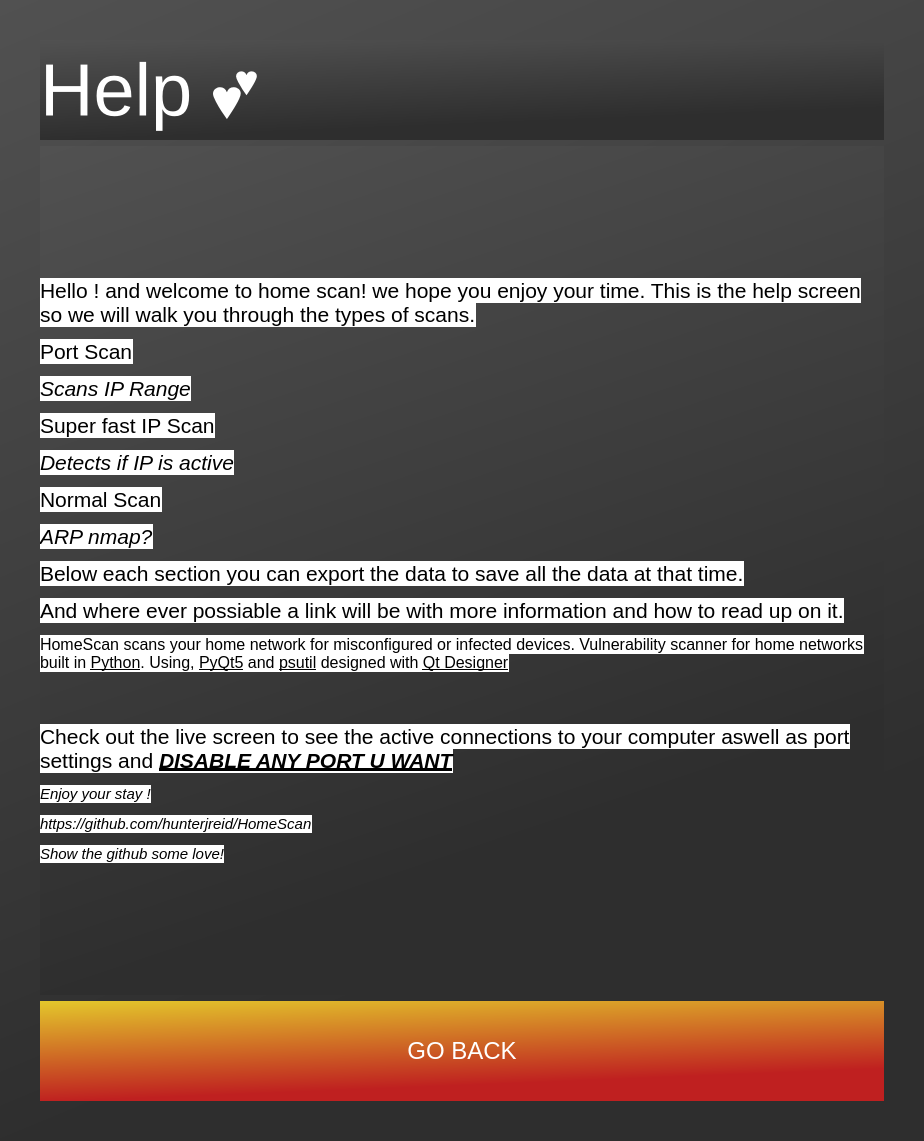
Qt form router/help.ui (hunterjreid/HomeScan) before a commit.
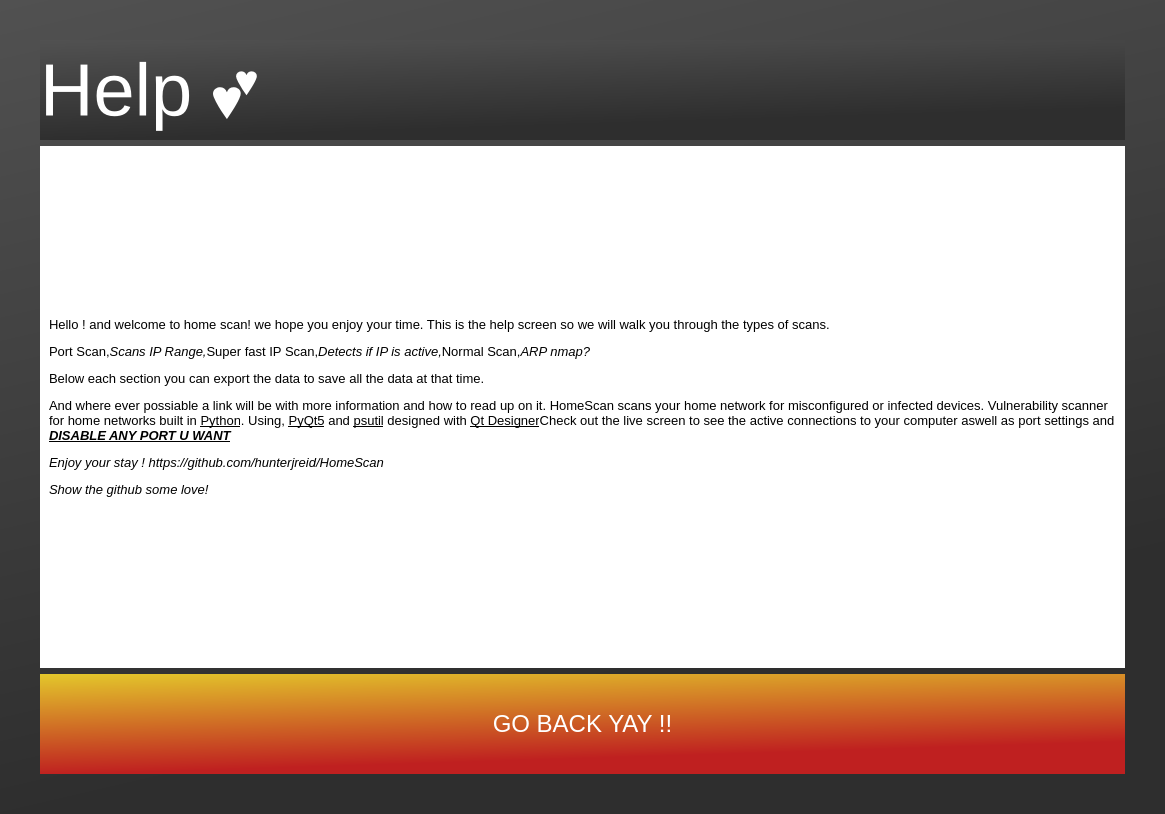
The same form after that commit.

```diff
--- a/router/help.ui
+++ b/router/help.ui
@@ -6,8 +6,8 @@
    <rect>
     <x>0</x>
     <y>0</y>
-    <width>924</width>
-    <height>1141</height>
+    <width>1165</width>
+    <height>814</height>
    </rect>
   </property>
   <property name="windowTitle">
@@ -54,21 +54,39 @@
          </widget>
         </item>
         <item>
+         <widget class="QFrame" name="frame">
+          <property name="styleSheet">
+           <string notr="true">background:white;</string>
+          </property>
+          <property name="frameShape">
+           <enum>QFrame::StyledPanel</enum>
+          </property>
+          <property name="frameShadow">
+           <enum>QFrame::Raised</enum>
+          </property>
+          <layout class="QHBoxLayout" name="horizontalLayout_2">
+           <item>
          <widget class="QLabel" name="Help_par2">
           <property name="maximumSize">
            <size>
-            <width>864</width>
+               <width>43234</width>
             <height>16777215</height>
            </size>
           </property>
+             <property name="styleSheet">
+              <string notr="true">background: white;</string>
+             </property>
           <property name="text">
-           <string>&lt;html&gt;&lt;head/&gt;&lt;body&gt;&lt;p&gt;&lt;span style=&quot; font-size:16pt; color:#000000; background-color:#ffffff;&quot;&gt;Hello ! and welcome to home scan! we hope you enjoy your time. This is the help screen so we will walk you through the types of scans.&lt;/span&gt;&lt;/p&gt;&lt;p&gt;&lt;span style=&quot; font-size:16pt; color:#000000; background-color:#ffffff;&quot;&gt;Port Scan&lt;/span&gt;&lt;/p&gt;&lt;p&gt;&lt;span style=&quot; font-size:16pt; font-style:italic; color:#000000; background-color:#ffffff;&quot;&gt;Scans IP Range&lt;/span&gt;&lt;/p&gt;&lt;p&gt;&lt;span style=&quot; font-size:16pt; color:#000000; background-color:#ffffff;&quot;&gt;Super fast IP Scan&lt;/span&gt;&lt;/p&gt;&lt;p&gt;&lt;span style=&quot; font-size:16pt; font-style:italic; color:#000000; background-color:#ffffff;&quot;&gt;Detects if IP is active&lt;/span&gt;&lt;/p&gt;&lt;p&gt;&lt;span style=&quot; font-size:16pt; color:#000000; background-color:#ffffff;&quot;&gt;Normal Scan&lt;/span&gt;&lt;/p&gt;&lt;p&gt;&lt;span style=&quot; font-size:16pt; font-style:italic; color:#000000; background-color:#ffffff;&quot;&gt;ARP nmap?&lt;/span&gt;&lt;/p&gt;&lt;p&gt;&lt;span style=&quot; font-size:16pt; color:#000000; background-color:#ffffff;&quot;&gt;Below each section you can export the data to save all the data at that time.&lt;/span&gt;&lt;/p&gt;&lt;p&gt;&lt;span style=&quot; font-size:16pt; color:#000000; background-color:#ffffff;&quot;&gt;And where ever possiable a link will be with more information and how to read up on it.&lt;/span&gt;&lt;/p&gt;&lt;p&gt;&lt;span style=&quot; font-family:'-apple-system,BlinkMacSystemFont,Segoe UI,Helvetica,Arial,sans-serif,Apple Color Emoji,Segoe UI Emoji'; font-size:16px; color:#000000; background-color:#ffffff;&quot;&gt;HomeScan scans your home network for misconfigured or infected devices. Vulnerability scanner for home networks built in &lt;/span&gt;&lt;a href=&quot;https://www.python.org/&quot;&gt;&lt;span style=&quot; font-family:'-apple-system,BlinkMacSystemFont,Segoe UI,Helvetica,Arial,sans-serif,Apple Color Emoji,Segoe UI Emoji'; font-size:16px; text-decoration: underline; color:#000000; background-color:#ffffff;&quot;&gt;Python&lt;/span&gt;&lt;/a&gt;&lt;span style=&quot; font-family:'-apple-system,BlinkMacSystemFont,Segoe UI,Helvetica,Arial,sans-serif,Apple Color Emoji,Segoe UI Emoji'; font-size:16px; color:#000000; background-color:#ffffff;&quot;&gt;. Using, &lt;/span&gt;&lt;a href=&quot;https://doc.qt.io/qtforpython/&quot;&gt;&lt;span style=&quot; font-family:'-apple-system,BlinkMacSystemFont,Segoe UI,Helvetica,Arial,sans-serif,Apple Color Emoji,Segoe UI Emoji'; font-size:16px; text-decoration: underline; color:#000000; background-color:#ffffff;&quot;&gt;PyQt5&lt;/span&gt;&lt;/a&gt;&lt;span style=&quot; font-family:'-apple-system,BlinkMacSystemFont,Segoe UI,Helvetica,Arial,sans-serif,Apple Color Emoji,Segoe UI Emoji'; font-size:16px; color:#000000; background-color:#ffffff;&quot;&gt; and &lt;/span&gt;&lt;a href=&quot;https://psutil.readthedocs.io/en/latest/&quot;&gt;&lt;span style=&quot; font-family:'-apple-system,BlinkMacSystemFont,Segoe UI,Helvetica,Arial,sans-serif,Apple Color Emoji,Segoe UI Emoji'; font-size:16px; text-decoration: underline; color:#000000; background-color:#ffffff;&quot;&gt;psutil&lt;/span&gt;&lt;/a&gt;&lt;span style=&quot; font-family:'-apple-system,BlinkMacSystemFont,Segoe UI,Helvetica,Arial,sans-serif,Apple Color Emoji,Segoe UI Emoji'; font-size:16px; color:#000000; background-color:#ffffff;&quot;&gt; designed with &lt;/span&gt;&lt;a href=&quot;https://build-system.fman.io/qt-designer-download&quot;&gt;&lt;span style=&quot; font-family:'-apple-system,BlinkMacSystemFont,Segoe UI,Helvetica,Arial,sans-serif,Apple Color Emoji,Segoe UI Emoji'; font-size:16px; text-decoration: underline; color:#000000; background-color:#ffffff;&quot;&gt;Qt Designer&lt;/span&gt;&lt;/a&gt;&lt;/p&gt;&lt;p&gt;&lt;span style=&quot; color:#000000;&quot;&gt;&lt;br/&gt;&lt;/span&gt;&lt;/p&gt;&lt;p&gt;&lt;span style=&quot; font-size:16pt; color:#000000; background-color:#ffffff;&quot;&gt;Check out the live screen to see the active connections to your computer aswell as port settings and &lt;/span&gt;&lt;span style=&quot; font-size:16pt; font-weight:600; font-style:italic; text-decoration: underline; color:#000000; background-color:#ffffff;&quot;&gt;DISABLE ANY PORT U WANT&lt;/span&gt;&lt;/p&gt;&lt;p&gt;&lt;span style=&quot; font-size:11pt; font-style:italic; color:#000000; background-color:#ffffff;&quot;&gt;Enjoy your stay !&lt;/span&gt;&lt;/p&gt;&lt;p&gt;&lt;span style=&quot; font-size:11pt; font-style:italic; color:#000000; background-color:#ffffff;&quot;&gt;https://github.com/hunterjreid/HomeScan&lt;/span&gt;&lt;/p&gt;&lt;p&gt;&lt;span style=&quot; font-size:11pt; font-style:italic; color:#000000; background-color:#ffffff;&quot;&gt;Show the github some love!&lt;/span&gt;&lt;/p&gt;&lt;/body&gt;&lt;/html&gt;</string>
+              <string>&lt;html&gt;&lt;head/&gt;&lt;body&gt;&lt;p&gt;&lt;span style=&quot; font-size:10pt; color:#000000; background-color:#ffffff;&quot;&gt;Hello ! and welcome to home scan! we hope you enjoy your time. This is the help screen so we will walk you through the types of scans.&lt;/span&gt;&lt;/p&gt;&lt;p&gt;&lt;span style=&quot; font-size:10pt; color:#000000; background-color:#ffffff;&quot;&gt;Port Scan,&lt;/span&gt;&lt;span style=&quot; font-size:10pt; font-style:italic; color:#000000; background-color:#ffffff;&quot;&gt;Scans IP Range,&lt;/span&gt;&lt;span style=&quot; font-size:10pt; color:#000000; background-color:#ffffff;&quot;&gt;Super fast IP Scan,&lt;/span&gt;&lt;span style=&quot; font-size:10pt; font-style:italic; color:#000000; background-color:#ffffff;&quot;&gt;Detects if IP is active,&lt;/span&gt;&lt;span style=&quot; font-size:10pt; color:#000000; background-color:#ffffff;&quot;&gt;Normal Scan,&lt;/span&gt;&lt;span style=&quot; font-size:10pt; font-style:italic; color:#000000; background-color:#ffffff;&quot;&gt;ARP nmap?&lt;/span&gt;&lt;/p&gt;&lt;p&gt;&lt;span style=&quot; font-size:10pt; color:#000000; background-color:#ffffff;&quot;&gt;Below each section you can export the data to save all the data at that time.&lt;/span&gt;&lt;/p&gt;&lt;p&gt;&lt;span style=&quot; font-size:10pt; color:#000000; background-color:#ffffff;&quot;&gt;And where ever possiable a link will be with more information and how to read up on it. &lt;/span&gt;&lt;span style=&quot; font-family:'-apple-system,BlinkMacSystemFont,Segoe UI,Helvetica,Arial,sans-serif,Apple Color Emoji,Segoe UI Emoji'; font-size:10pt; color:#000000; background-color:#ffffff;&quot;&gt;HomeScan scans your home network for misconfigured or infected devices. Vulnerability scanner for home networks built in &lt;/span&gt;&lt;a href=&quot;https://www.python.org/&quot;&gt;&lt;span style=&quot; font-family:'-apple-system,BlinkMacSystemFont,Segoe UI,Helvetica,Arial,sans-serif,Apple Color Emoji,Segoe UI Emoji'; font-size:10pt; text-decoration: underline; color:#000000; background-color:#ffffff;&quot;&gt;Python&lt;/span&gt;&lt;/a&gt;&lt;span style=&quot; font-family:'-apple-system,BlinkMacSystemFont,Segoe UI,Helvetica,Arial,sans-serif,Apple Color Emoji,Segoe UI Emoji'; font-size:10pt; color:#000000; background-color:#ffffff;&quot;&gt;. Using, &lt;/span&gt;&lt;a href=&quot;https://doc.qt.io/qtforpython/&quot;&gt;&lt;span style=&quot; font-family:'-apple-system,BlinkMacSystemFont,Segoe UI,Helvetica,Arial,sans-serif,Apple Color Emoji,Segoe UI Emoji'; font-size:10pt; text-decoration: underline; color:#000000; background-color:#ffffff;&quot;&gt;PyQt5&lt;/span&gt;&lt;/a&gt;&lt;span style=&quot; font-family:'-apple-system,BlinkMacSystemFont,Segoe UI,Helvetica,Arial,sans-serif,Apple Color Emoji,Segoe UI Emoji'; font-size:10pt; color:#000000; background-color:#ffffff;&quot;&gt; and &lt;/span&gt;&lt;a href=&quot;https://psutil.readthedocs.io/en/latest/&quot;&gt;&lt;span style=&quot; font-family:'-apple-system,BlinkMacSystemFont,Segoe UI,Helvetica,Arial,sans-serif,Apple Color Emoji,Segoe UI Emoji'; font-size:10pt; text-decoration: underline; color:#000000; background-color:#ffffff;&quot;&gt;psutil&lt;/span&gt;&lt;/a&gt;&lt;span style=&quot; font-family:'-apple-system,BlinkMacSystemFont,Segoe UI,Helvetica,Arial,sans-serif,Apple Color Emoji,Segoe UI Emoji'; font-size:10pt; color:#000000; background-color:#ffffff;&quot;&gt; designed with &lt;/span&gt;&lt;a href=&quot;https://build-system.fman.io/qt-designer-download&quot;&gt;&lt;span style=&quot; font-family:'-apple-system,BlinkMacSystemFont,Segoe UI,Helvetica,Arial,sans-serif,Apple Color Emoji,Segoe UI Emoji'; font-size:10pt; text-decoration: underline; color:#000000; background-color:#ffffff;&quot;&gt;Qt Designer&lt;/span&gt;&lt;/a&gt;&lt;span style=&quot; font-size:10pt; color:#000000; background-color:#ffffff;&quot;&gt;Check out the live screen to see the active connections to your computer aswell as port settings and &lt;/span&gt;&lt;span style=&quot; font-size:10pt; font-weight:600; font-style:italic; text-decoration: underline; color:#000000; background-color:#ffffff;&quot;&gt;DISABLE ANY PORT U WANT&lt;/span&gt;&lt;/p&gt;&lt;p&gt;&lt;span style=&quot; font-size:10pt; font-style:italic; color:#000000; background-color:#ffffff;&quot;&gt;Enjoy your stay ! https://github.com/hunterjreid/HomeScan&lt;/span&gt;&lt;/p&gt;&lt;p&gt;&lt;span style=&quot; font-size:10pt; font-style:italic; color:#000000; background-color:#ffffff;&quot;&gt;Show the github some love!&lt;/span&gt;&lt;/p&gt;&lt;/body&gt;&lt;/html&gt;</string>
           </property>
           <property name="wordWrap">
            <bool>true</bool>
           </property>
          </widget>
         </item>
+          </layout>
+         </widget>
+        </item>
         <item>
          <widget class="QPushButton" name="pushButton">
           <property name="minimumSize">
@@ -83,7 +101,7 @@
 color:white;</string>
           </property>
           <property name="text">
-           <string>GO BACK</string>
+           <string>GO BACK YAY !!</string>
           </property>
          </widget>
         </item>
```
Lines whose indentation alone changed are shown as unchanged.
